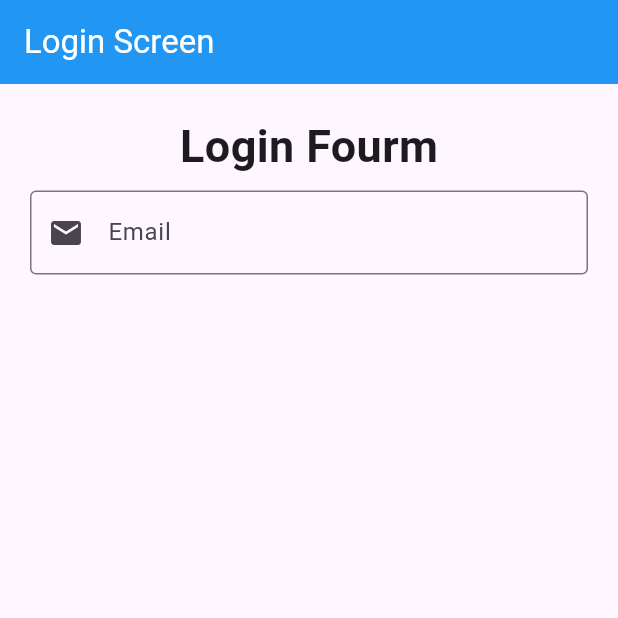
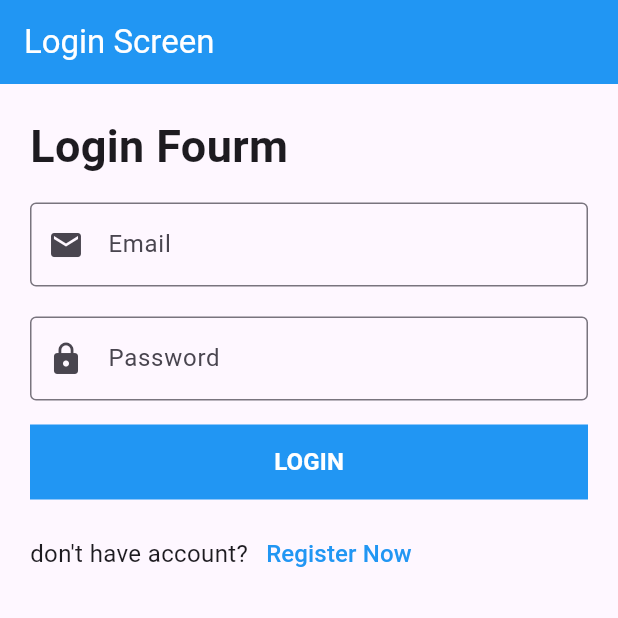
Before and after one commit to MagedMohammed/StartWithFlutter, a Flutter app: the screen it shows after launch, on a phone screen of 412 x 824 dp, the top half of it. Run offline on Flutter 3.47's test engine with Material 3 defaults, Android fonts, the phone set to English and light mode, and no system bars; missing offline and left inert: dart:ffi.

Commit message:
Add Login Form items

```diff
--- a/lib/LoginScreen/LoginScreen.dart
+++ b/lib/LoginScreen/LoginScreen.dart
@@ -1,8 +1,13 @@
+import 'dart:ffi';
+
 import 'package:flutter/cupertino.dart';
 import 'package:flutter/material.dart';
 
 class LoginScreen extends StatelessWidget {
   const LoginScreen({super.key});
+
+  // var emailController = TextEditingController();
+  // var passwordController = TextEditingController();
 
   @override
   Widget build(BuildContext context) {
@@ -16,6 +21,7 @@ class LoginScreen extends StatelessWidget {
       body: Padding(
         padding: EdgeInsets.all(20.0),
         child: Column(
+          crossAxisAlignment: CrossAxisAlignment.start,
           children: [
             const Text(
               'Login Fourm',
@@ -25,23 +31,80 @@ class LoginScreen extends StatelessWidget {
               ),
             ),
             SizedBox(
-              height: 8.0,
+              height: 16.0,
             ),
             TextFormField(
+              controller: TextEditingController(),
               decoration: const InputDecoration(
                 labelText: 'Email',
                 border: OutlineInputBorder(),
                 prefixIcon: Icon(Icons.email),
-
               ),
               keyboardType: TextInputType.emailAddress,
-              onFieldSubmitted: (value){
+              onFieldSubmitted: (value) {
                 print(value);
               },
             ),
+            SizedBox(height: 20.0),
+            TextFormField(
+              controller: TextEditingController(),
+              decoration: InputDecoration(
+                border: OutlineInputBorder(),
+                labelText: "Password",
+                prefixIcon: Icon(Icons.lock),
+              ),
+              keyboardType: TextInputType.visiblePassword,
+            ),
+            SizedBox(height: 16.0),
+            Container(
+              color: Colors.blue,
+              width: double.infinity,
+              child: MaterialButton(
+                child: Text(
+                  "LOGIN",
+                  style: TextStyle(
+                    color: Colors.white,
+                    fontWeight: FontWeight.bold,
+                    fontSize: 16.0,
+                  ),
+                ),
+                onPressed: () {
+                  submit();
+                },
+                height: 50.0,
+              ),
+            ),
+            SizedBox(
+              height: 12.0,
+            ),
+            Row(
+              children: [
+                Text(
+                  "don't have account?",
+                  style: TextStyle(
+                    fontSize: 16.0,
+                  ),
+                ),
+                TextButton(
+                    onPressed: () {},
+                    child: Text(
+                      "Register Now",
+                      style: TextStyle(
+                        fontSize: 16.0,
+                        color: Colors.blue
+                      ),
+                    )),
+              ],
+            )
           ],
         ),
       ),
     );
   }
+
+  void submit() {
+    // print(emailController.text);
+    // print(passwordController.text);
+  }
+
 }
```
